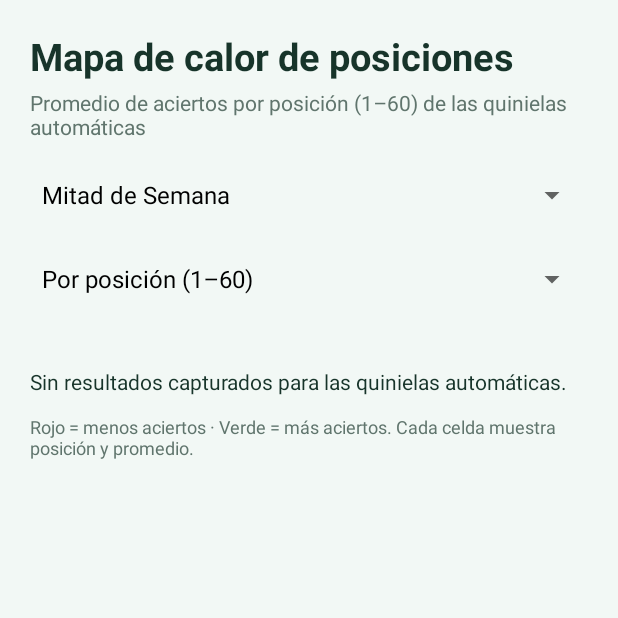
After one commit to giouhciha/octomind-progol, an Android app: the HeatmapActivity screen opened directly, with no data from a screen before it, on a phone screen of 412 x 824 dp, the top half of it. The commit adds this screen. Run offline under Robolectric (Android 15) with nearby library versions, the phone set to English and light mode, and no system bars.

Commit message:
Release Android app v0.11.6
- Mapa de calor de posiciones (quinielas automáticas) con orden por promedio.
- Fix de respaldo: ignorar paquetes AUTO_V2 al restaurar y exportar.

```diff
--- a/app/build.gradle.kts
+++ b/app/build.gradle.kts
@@ -13,8 +13,8 @@ android {
         applicationId = "mx.octomind.progol"
         minSdk = 26
         targetSdk = 36
-        versionCode = 63
-        versionName = "0.11.3"
+        versionCode = 66
+        versionName = "0.11.6"
 
         testInstrumentationRunner = "mx.octomind.progol.IntegrationInstrumentation"
     }
--- a/app/src/main/AndroidManifest.xml
+++ b/app/src/main/AndroidManifest.xml
@@ -26,6 +26,9 @@
             android:name=".TrackingActivity"
             android:exported="false" />
         <activity
+            android:name=".HeatmapActivity"
+            android:exported="false" />
+        <activity
             android:name=".MainActivity"
             android:exported="false" />
     </application>
--- a/app/src/main/java/mx/octomind/progol/DatabaseHelper.java
+++ b/app/src/main/java/mx/octomind/progol/DatabaseHelper.java
@@ -297,6 +297,36 @@ public final class DatabaseHelper extends SQLiteOpenHelper {
         return snapshots;
     }
 
+    public record AutomaticHeatmap(double[] averages, int contestCount) {}
+
+    /** Promedio de aciertos por posición (1..60) del paquete automático. -1 = sin datos. */
+    public AutomaticHeatmap automaticHeatmap() throws JSONException {
+        double[] total = new double[60];
+        int[] count = new int[60];
+        int contestCount = 0;
+        for (PredictionSnapshot snapshot : getPredictionSnapshots()) {
+            if (!"AUTO".equals(snapshot.packageType())) continue;
+            String[] results = getTrackedResults(snapshot.contestNumber()).results();
+            boolean anyTracked = false;
+            for (String r : results) if (r != null) { anyTracked = true; break; }
+            if (!anyTracked) continue;
+            contestCount++;
+            List<String> sequences = snapshot.sequences();
+            int limit = Math.min(sequences.size(), 60);
+            for (int i = 0; i < limit; i++) {
+                int hits = 0;
+                for (int slot = 0; slot < type.slots; slot++) {
+                    if (results[slot] != null && results[slot].charAt(0) == sequences.get(i).charAt(slot)) hits++;
+                }
+                total[i] += hits;
+                count[i]++;
+            }
+        }
+        double[] averages = new double[60];
+        for (int i = 0; i < 60; i++) averages[i] = count[i] > 0 ? total[i] / count[i] : -1.0;
+        return new AutomaticHeatmap(averages, contestCount);
+    }
+
     public TrackedResults getTrackedResults(int contestNumber) {
         String[] results = new String[type.slots];
         String source = "USER";
@@ -419,6 +449,7 @@ public final class DatabaseHelper extends SQLiteOpenHelper {
                 item.put("sourceContest", cursor.getInt(cursor.getColumnIndexOrThrow("source_contest")));
                 item.put("targetContest", cursor.getInt(cursor.getColumnIndexOrThrow("target_contest")));
                 item.put("packageType", cursor.getString(cursor.getColumnIndexOrThrow("package_type")));
+                if ("AUTO_V2".equals(item.optString("packageType"))) continue; // motor v2 retirado
                 int nameColumn = cursor.getColumnIndexOrThrow("name");
                 if (!cursor.isNull(nameColumn)) item.put("name", cursor.getString(nameColumn));
                 item.put("modelVersion", cursor.getString(cursor.getColumnIndexOrThrow("model_version")));
@@ -516,6 +547,7 @@ public final class DatabaseHelper extends SQLiteOpenHelper {
                 values.put("source_contest", item.getInt("sourceContest"));
                 values.put("target_contest", item.getInt("targetContest"));
                 String packageType = item.optString("packageType", "AUTO");
+                if ("AUTO_V2".equals(packageType)) continue; // motor v2 retirado
                 if (!isValidPackageType(packageType)) throw new JSONException("Tipo de paquete inválido");
                 values.put("package_type", packageType);
                 if (item.has("name")) values.put("name", item.getString("name"));
--- /dev/null
+++ b/app/src/main/java/mx/octomind/progol/HeatmapActivity.java
@@ -0,0 +1,163 @@
+package mx.octomind.progol;
+
+import android.app.Activity;
+import android.graphics.Color;
+import android.graphics.Typeface;
+import android.graphics.drawable.GradientDrawable;
+import android.os.Bundle;
+import android.view.Gravity;
+import android.view.View;
+import android.widget.AdapterView;
+import android.widget.ArrayAdapter;
+import android.widget.LinearLayout;
+import android.widget.Spinner;
+import android.widget.TextView;
+
+import org.json.JSONException;
+
+import java.util.ArrayList;
+import java.util.EnumMap;
+import java.util.List;
+import java.util.Locale;
+import java.util.Map;
+
+public final class HeatmapActivity extends Activity {
+    private final Map<DrawType, DatabaseHelper> databases = new EnumMap<>(DrawType.class);
+    private LinearLayout grid;
+    private TextView statsText;
+    private DrawType selectedType = DrawType.MS;
+    private boolean sortByAverage = false;
+
+    @Override public void onCreate(Bundle savedInstanceState) {
+        super.onCreate(savedInstanceState);
+        setContentView(R.layout.activity_heatmap);
+        for (DrawType type : DrawType.values()) databases.put(type, new DatabaseHelper(this, type));
+
+        grid = findViewById(R.id.heatmapGrid);
+        statsText = findViewById(R.id.heatmapStats);
+
+        Spinner drawSelector = findViewById(R.id.heatmapDrawSelector);
+        drawSelector.setAdapter(new ArrayAdapter<>(this, android.R.layout.simple_spinner_dropdown_item,
+                new String[]{DrawType.MS.label, DrawType.WEEKEND.label, DrawType.REVANCHA.label}));
+        drawSelector.setSelection(0);
+        drawSelector.setOnItemSelectedListener(new AdapterView.OnItemSelectedListener() {
+            public void onNothingSelected(AdapterView<?> parent) { }
+            public void onItemSelected(AdapterView<?> parent, View view, int position, long id) {
+                selectedType = DrawType.values()[position];
+                renderHeatmap();
+            }
+        });
+
+        Spinner sortSelector = findViewById(R.id.heatmapSortSelector);
+        sortSelector.setAdapter(new ArrayAdapter<>(this, android.R.layout.simple_spinner_dropdown_item,
+                new String[]{getString(R.string.heatmap_sort_position), getString(R.string.heatmap_sort_average)}));
+        sortSelector.setSelection(0);
+        sortSelector.setOnItemSelectedListener(new AdapterView.OnItemSelectedListener() {
+            public void onNothingSelected(AdapterView<?> parent) { }
+            public void onItemSelected(AdapterView<?> parent, View view, int position, long id) {
+                sortByAverage = position == 1;
+                renderHeatmap();
+            }
+        });
+        renderHeatmap();
+    }
+
+    private void renderHeatmap() {
+        grid.removeAllViews();
+        double[] averages;
+        int contestCount;
+        try {
+            DatabaseHelper.AutomaticHeatmap stats = databases.get(selectedType).automaticHeatmap();
+            averages = stats.averages();
+            contestCount = stats.contestCount();
+        } catch (JSONException error) {
+            grid.addView(bodyText("No se pudieron leer los pronósticos guardados."));
+            statsText.setText("");
+            return;
+        }
+
+        double min = Double.MAX_VALUE, max = -Double.MAX_VALUE;
+        boolean any = false;
+        for (double value : averages) {
+            if (value < 0) continue;
+            any = true;
+            if (value < min) min = value;
+            if (value > max) max = value;
+        }
+        if (!any) {
+            grid.addView(bodyText("Sin resultados capturados para las quinielas automáticas."));
+            statsText.setText("");
+            return;
+        }
+
+        statsText.setText(contestCount + " concursos con resultados · rango "
+                + formatOne(min) + " – " + formatOne(max) + " aciertos");
+
+        List<Integer> order = new ArrayList<>();
+        for (int i = 1; i <= 60; i++) order.add(i);
+        if (sortByAverage) {
+            order.sort((a, b) -> {
+                double va = averages[a - 1];
+                double vb = averages[b - 1];
+                if (va < 0 && vb < 0) return Integer.compare(a, b);
+                if (va < 0) return 1;
+                if (vb < 0) return -1;
+                return Double.compare(vb, va);
+            });
+        }
+
+        for (int row = 0; row < 6; row++) {
+            LinearLayout line = new LinearLayout(this);
+            line.setOrientation(LinearLayout.HORIZONTAL);
+            for (int col = 0; col < 10; col++) {
+                int position = order.get(row * 10 + col);
+                double avg = averages[position - 1];
+                TextView cell = new TextView(this);
+                cell.setGravity(Gravity.CENTER);
+                cell.setTypeface(Typeface.DEFAULT, Typeface.BOLD);
+                cell.setTextSize(12);
+                if (avg < 0) {
+                    cell.setText(String.valueOf(position));
+                    cell.setTextColor(getColor(R.color.muted));
+                    cell.setBackgroundColor(getColor(R.color.card));
+                } else {
+                    cell.setText(position + "\n" + formatOne(avg));
+                    cell.setTextColor(Color.rgb(28, 28, 28));
+                    double t = (max == min) ? 0.5 : (avg - min) / (max - min);
+                    GradientDrawable background = new GradientDrawable();
+                    background.setCornerRadius(dp(6));
+                    background.setColor(heatColor(t));
+                    cell.setBackground(background);
+                }
+                LinearLayout.LayoutParams params = new LinearLayout.LayoutParams(0, dp(52), 1);
+                params.setMargins(dp(2), dp(2), dp(2), dp(2));
+                line.addView(cell, params);
+            }
+            grid.addView(line);
+        }
+    }
+
+    private int heatColor(double t) {
+        // 0 = rojo (menos aciertos) · 1 = verde (más aciertos)
+        int r = (int) (229 + (129 - 229) * t);
+        int g = (int) (115 + (199 - 115) * t);
+        int b = (int) (115 + (132 - 115) * t);
+        return Color.rgb(r, g, b);
+    }
+
+    private String formatOne(double value) {
+        return String.format(Locale.US, "%.1f", value);
+    }
+
+    private TextView bodyText(String text) {
+        TextView view = new TextView(this);
+        view.setText(text);
+        view.setTextColor(getColor(R.color.ink));
+        view.setTextSize(14);
+        return view;
+    }
+
+    private int dp(int value) {
+        return Math.round(value * getResources().getDisplayMetrics().density);
+    }
+}
--- a/app/src/main/java/mx/octomind/progol/MainActivity.java
+++ b/app/src/main/java/mx/octomind/progol/MainActivity.java
@@ -146,6 +146,9 @@ public final class MainActivity extends Activity {
         restoreButton.setOnClickListener(view -> chooseBackup());
         trackingButton.setOnClickListener(view -> startActivity(
                 new Intent(this, TrackingActivity.class).putExtra("drawType", selectedType.name())
+        ));
+        findViewById(R.id.heatmapButton).setOnClickListener(view -> startActivity(
+                new Intent(this, HeatmapActivity.class)
         ));
         logoutButton.setOnClickListener(view -> logout());
         newPersonalButton.setOnClickListener(view -> requestNewPersonal());
--- /dev/null
+++ b/app/src/main/res/layout/activity_heatmap.xml
@@ -0,0 +1,67 @@
+<?xml version="1.0" encoding="utf-8"?>
+<ScrollView xmlns:android="http://schemas.android.com/apk/res/android"
+    android:layout_width="match_parent"
+    android:layout_height="match_parent"
+    android:fillViewport="true">
+
+    <LinearLayout
+        android:layout_width="match_parent"
+        android:layout_height="wrap_content"
+        android:orientation="vertical"
+        android:padding="20dp">
+
+        <TextView
+            android:layout_width="match_parent"
+            android:layout_height="wrap_content"
+            android:text="@string/heatmap_title"
+            android:textColor="@color/ink"
+            android:textSize="25sp"
+            android:textStyle="bold" />
+
+        <TextView
+            android:layout_width="match_parent"
+            android:layout_height="wrap_content"
+            android:layout_marginTop="4dp"
+            android:text="@string/heatmap_subtitle"
+            android:textColor="@color/muted"
+            android:textSize="14sp" />
+
+        <Spinner
+            android:id="@+id/heatmapDrawSelector"
+            android:layout_width="match_parent"
+            android:layout_height="48dp"
+            android:layout_marginTop="12dp"
+            android:contentDescription="@string/draw_selector" />
+
+        <Spinner
+            android:id="@+id/heatmapSortSelector"
+            android:layout_width="match_parent"
+            android:layout_height="48dp"
+            android:layout_marginTop="8dp"
+            android:contentDescription="@string/heatmap_sort" />
+
+        <TextView
+            android:id="@+id/heatmapStats"
+            android:layout_width="match_parent"
+            android:layout_height="wrap_content"
+            android:layout_marginTop="8dp"
+            android:textColor="@color/muted"
+            android:textSize="13sp" />
+
+        <LinearLayout
+            android:id="@+id/heatmapGrid"
+            android:layout_width="match_parent"
+            android:layout_height="wrap_content"
+            android:layout_marginTop="8dp"
+            android:orientation="vertical" />
+
+        <TextView
+            android:layout_width="match_parent"
+            android:layout_height="wrap_content"
+            android:layout_marginTop="12dp"
+            android:layout_marginBottom="24dp"
+            android:text="@string/heatmap_legend"
+            android:textColor="@color/muted"
+            android:textSize="12sp" />
+    </LinearLayout>
+</ScrollView>
--- a/app/src/main/res/values/strings.xml
+++ b/app/src/main/res/values/strings.xml
@@ -9,6 +9,13 @@
     <string name="create_backup">Crear respaldo</string>
     <string name="restore_backup">Restaurar respaldo</string>
     <string name="open_tracking">Seguimiento de resultados</string>
+    <string name="open_heatmap">Mapa de calor</string>
+    <string name="heatmap_title">Mapa de calor de posiciones</string>
+    <string name="heatmap_subtitle">Promedio de aciertos por posición (1–60) de las quinielas automáticas</string>
+    <string name="heatmap_legend">Rojo = menos aciertos · Verde = más aciertos. Cada celda muestra posición y promedio.</string>
+    <string name="heatmap_sort">Orden</string>
+    <string name="heatmap_sort_position">Por posición (1–60)</string>
+    <string name="heatmap_sort_average">Por promedio (mejor primero)</string>
     <string name="logout">Cerrar sesión</string>
     <string name="tracking_title">Seguimiento de pronósticos</string>
     <string name="tracking_subtitle">Captura los resultados conforme terminan los partidos. Puedes dejar casillas pendientes.</string>
```
Also changed, not shown: app/src/main/res/layout/activity_main.xml (+8 -0 lines).
